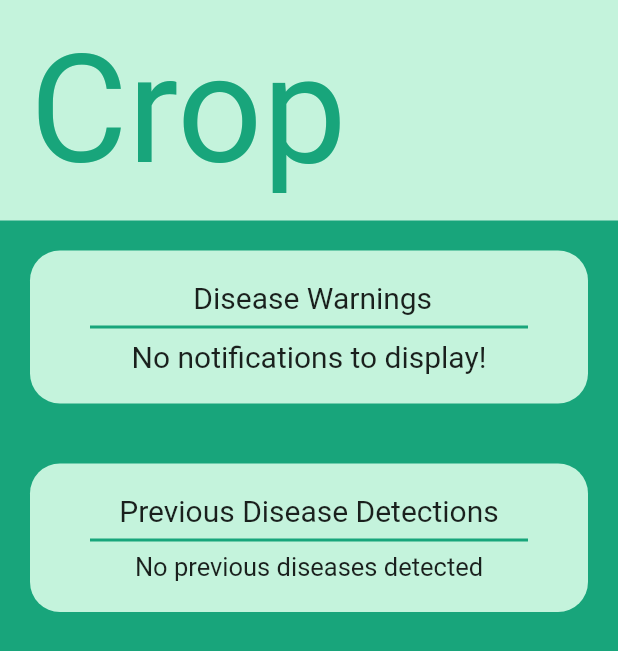
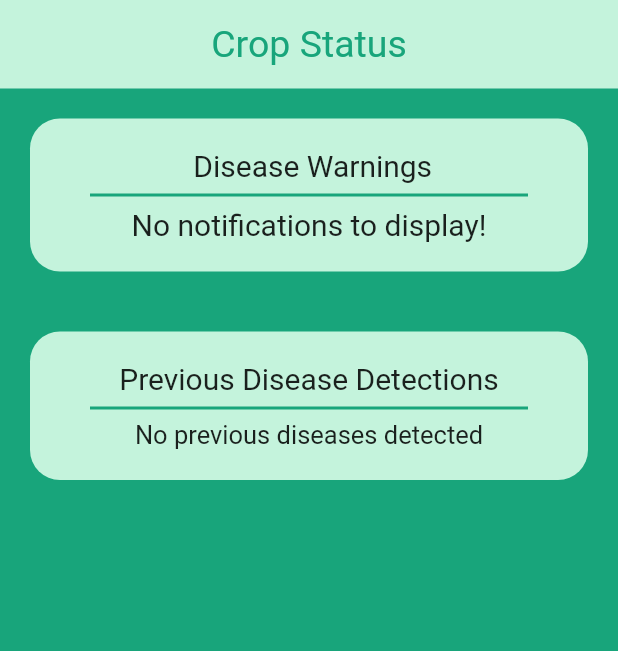
Before and after one commit to gavinkhung/synopsys-fair-2021, a Flutter app: the History screen opened directly, on a phone screen of 412 x 824 dp. Shown: the top 651 px of the screen. Run offline on Flutter 3.47's test engine with Material 2 defaults, Android fonts, the phone set to English and light mode, and no system bars; our stand-ins replace auto_size_text, cloud_firestore, country_code_picker, curved_navigation_bar, firebase_analytics, firebase_auth and 9 more; missing offline and left inert: geocoder; accounts and stored records are empty.

Commit message:
Fixed gigantic text issue

```diff
--- a/jaikrishi/lib/screens/history/history.dart
+++ b/jaikrishi/lib/screens/history/history.dart
@@ -66,15 +66,22 @@ class _History extends State<History> {
                           child: Column(
                             children: [
                               Container(
-                                  child: Center(
-                                child: Text(
-                                  DemoLocalizations.of(context)
-                                      .vals["CropStatus"]["1"],
-                                  maxLines: 1,
-                                  style:
-                                      TextStyle(color: myGreen, fontSize: 100),
+                                child: Center(
+                                  child: Text(
+                                    DemoLocalizations.of(context)
+                                        .vals["CropStatus"]["1"],
+                                    maxLines: 1,
+                                    style: TextStyle(
+                                      color: myGreen,
+                                      fontSize:
+                                          MediaQuery.of(context).size.height >
+                                                  600
+                                              ? 25
+                                              : 20,
+                                    ),
+                                  ),
                                 ),
-                              )),
+                              ),
                             ],
                           ),
                         ),
```
